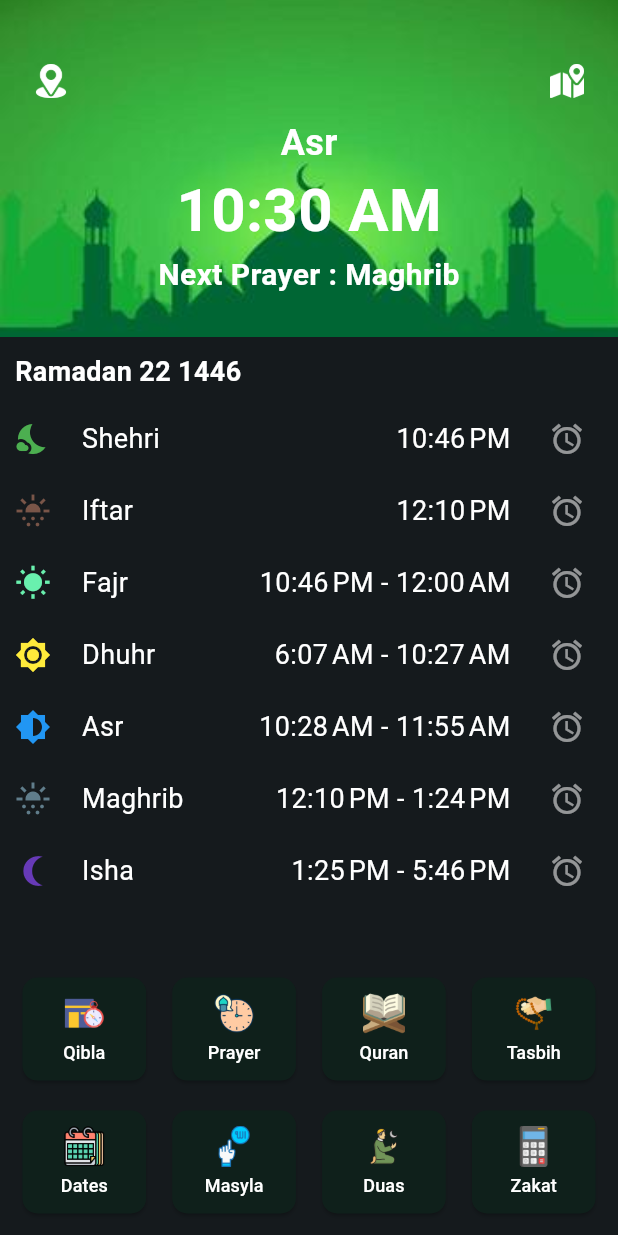
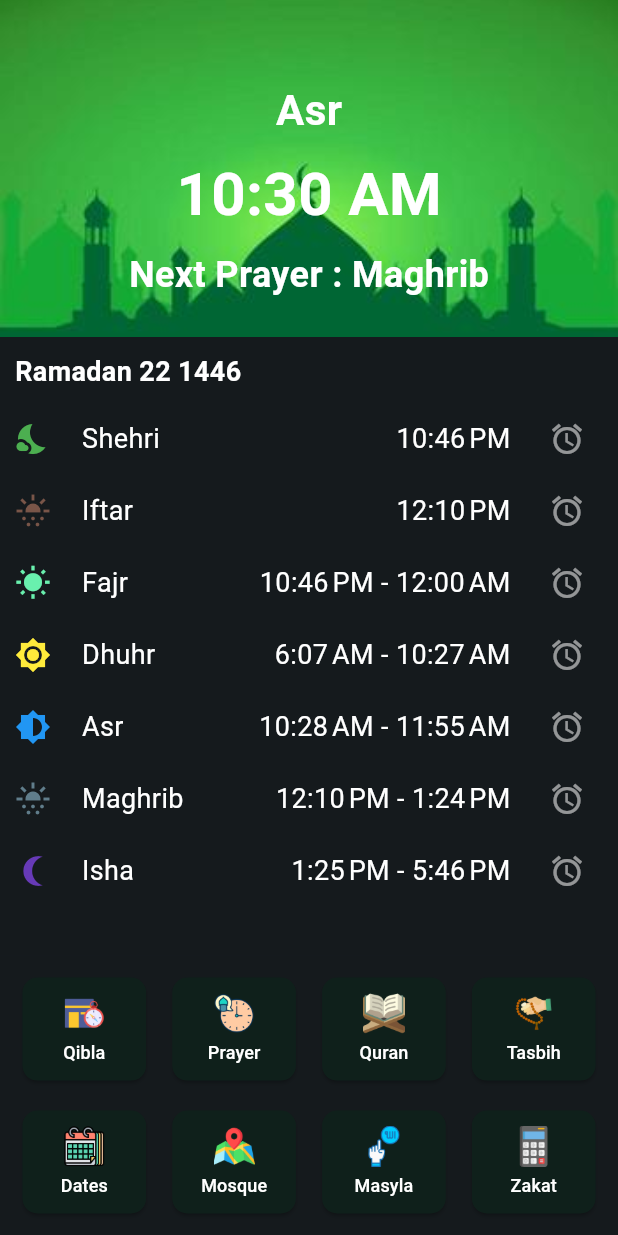
Before and after one commit to sajjadur-rahman-sakib/islamic-lifestyle, a Flutter app: the Home screen opened directly, on a phone screen of 412 x 824 dp. Run offline on Flutter 3.47's test engine with Material 3 defaults, Android fonts, the light colour scheme and no system bars; our stand-ins replace adhan, firebase_core, firebase_messaging, flutter_svg, geocoding, geolocator and 7 more; missing offline and left inert: android_intent_plus, flutter_qiblah; accounts and stored records are empty.

Commit message:
maps and home page update

```diff
--- a/lib/screen/home/all_buttons.dart
+++ b/lib/screen/home/all_buttons.dart
@@ -1,14 +1,13 @@
 import 'package:flutter/material.dart';
 import 'package:sakib/screen/dates/calendar_page.dart';
-import 'package:sakib/screen/duas/duas_page.dart';
-import 'package:sakib/screen/masyla/masyla_page.dart';
+import 'package:sakib/screen/maps/mosque_finder.dart';
 import 'package:sakib/screen/prayer/prayer_page.dart';
 import 'package:sakib/screen/qibla/qibla_page.dart';
 import 'package:sakib/screen/quran/quran_page.dart';
 import 'package:sakib/screen/tasbih/tasbih_page.dart';
 import 'package:sakib/screen/zakat/zakat_page.dart';
 
-Widget buildDuasButton(BuildContext context) {
+Widget buildMapsButton(BuildContext context) {
   double height = MediaQuery.of(context).size.height;
   double width = MediaQuery.of(context).size.width;
 
@@ -23,7 +22,7 @@ Widget buildDuasButton(BuildContext context) {
         Navigator.push(
           context,
           MaterialPageRoute(
-            builder: (context) => const Duas(),
+            builder: (context) => const MosqueFinder(),
           ),
         );
       },
@@ -31,13 +30,13 @@ Widget buildDuasButton(BuildContext context) {
         mainAxisAlignment: MainAxisAlignment.center,
         children: [
           Image.asset(
-            'assets/icons/duas.png',
+            'assets/icons/maps.png',
             height: height / 30,
             width: height / 30,
           ),
           const SizedBox(height: 4),
           const Text(
-            'Duas',
+            'Mosque',
             style: TextStyle(
               color: Colors.white,
               fontSize: 12,
@@ -146,7 +145,7 @@ Widget buildMasylaButton(BuildContext context) {
         Navigator.push(
           context,
           MaterialPageRoute(
-            builder: (context) => const Masyla(),
+            builder: (context) => const MosqueFinder(),
           ),
         );
       },
--- a/lib/screen/home/home_page.dart
+++ b/lib/screen/home/home_page.dart
@@ -1,11 +1,9 @@
 import 'package:adhan/adhan.dart';
 import 'package:flutter/material.dart';
-import 'package:get/get.dart';
 import 'package:hijri/hijri_calendar.dart';
 import 'package:intl/intl.dart';
 import 'package:sakib/screen/home/option_button.dart';
 import 'package:sakib/screen/home/prayer_time.dart';
-import 'package:sakib/screen/maps/mosque_finder.dart';
 import 'package:sakib/utility/app_colors.dart';
 import 'package:sakib/widget/current_location.dart';
 
@@ -76,7 +74,7 @@ class _HomeState extends State<Home> {
       nextPrayer = 'Fajr';
     }
 
-    double width = MediaQuery.of(context).size.width;
+    double height = MediaQuery.of(context).size.height;
 
     return Scaffold(
       backgroundColor: AppColors.primaryBackgroundColor,
@@ -97,39 +95,20 @@ class _HomeState extends State<Home> {
                     children: [
                       Padding(
                         padding: const EdgeInsets.only(
-                            left: 10, right: 10, top: 30, bottom: 0),
+                          left: 10,
+                          right: 10,
+                          top: 15,
+                          bottom: 15,
+                        ),
                         child: Row(
-                          mainAxisAlignment: MainAxisAlignment.spaceBetween,
+                          mainAxisAlignment: MainAxisAlignment.center,
                           children: [
-                            IconButton(
-                              onPressed: () async {
-                                currentLocation = await getCurrentLocation();
-                                await getAddressFromCoordinates();
-                              },
-                              icon: Image.asset(
-                                'assets/icons/location.png',
-                                width: width / 18,
-                                height: width / 18,
-                                color: AppColors.textDefaultColor,
-                              ),
-                            ),
                             Text(
                               currentCityAddress,
                               style: const TextStyle(
                                 color: AppColors.textDefaultColor,
                                 fontSize: 16,
                                 fontWeight: FontWeight.bold,
-                              ),
-                            ),
-                            IconButton(
-                              onPressed: () {
-                                Get.to(const MosqueFinder());
-                              },
-                              icon: Image.asset(
-                                'assets/icons/maps.png',
-                                width: width / 18,
-                                height: width / 18,
-                                color: AppColors.textDefaultColor,
                               ),
                             ),
                           ],
@@ -141,11 +120,15 @@ class _HomeState extends State<Home> {
                           Text(
                             prayerName,
                             style: const TextStyle(
-                                color: AppColors.textDefaultColor,
-                                fontSize: 24,
-                                fontWeight: FontWeight.bold),
+                              color: AppColors.textDefaultColor,
+                              fontSize: 28,
+                              fontWeight: FontWeight.bold,
+                            ),
                           )
                         ],
+                      ),
+                      SizedBox(
+                        height: height / 100,
                       ),
                       Row(
                         mainAxisAlignment: MainAxisAlignment.center,
@@ -159,6 +142,9 @@ class _HomeState extends State<Home> {
                           )
                         ],
                       ),
+                      SizedBox(
+                        height: height / 100,
+                      ),
                       Row(
                         mainAxisAlignment: MainAxisAlignment.center,
                         children: [
@@ -166,7 +152,7 @@ class _HomeState extends State<Home> {
                             'Next Prayer : $nextPrayer',
                             style: const TextStyle(
                                 color: AppColors.textDefaultColor,
-                                fontSize: 20,
+                                fontSize: 24,
                                 fontWeight: FontWeight.bold),
                           )
                         ],
--- a/lib/screen/home/option_button.dart
+++ b/lib/screen/home/option_button.dart
@@ -30,8 +30,8 @@ class OptionButton extends StatelessWidget {
               mainAxisAlignment: MainAxisAlignment.spaceBetween,
               children: [
                 buildDatesButton(context),
+                buildMapsButton(context),
                 buildMasylaButton(context),
-                buildDuasButton(context),
                 buildZakatButton(context),
               ],
             ),
```
Also changed, not shown: lib/screen/duas/duas_details.dart (deleted, +0 -53 lines), lib/screen/duas/duas_page.dart (deleted, +0 -91 lines), lib/screen/masyla/masyla_details.dart (deleted, +0 -17 lines), lib/screen/masyla/masyla_page.dart (deleted, +0 -91 lines), assets/icons/maps.png.
